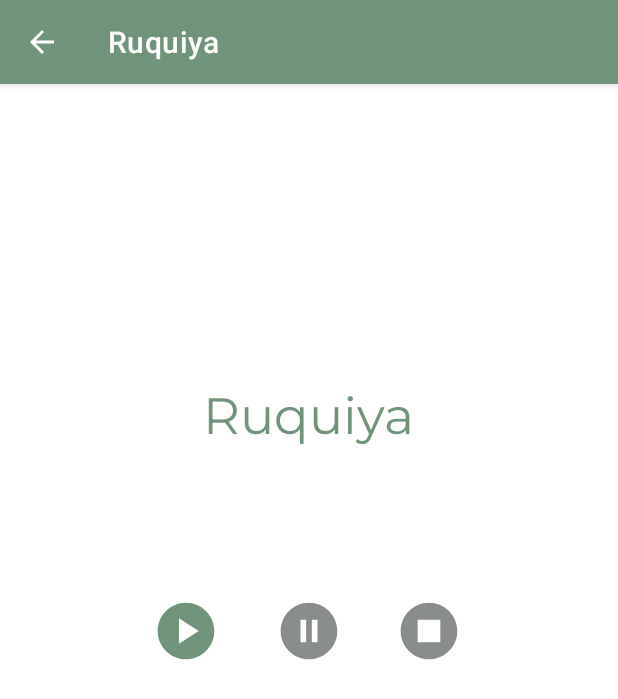
After one commit to mostafaibrahim24/dua-and-adhkar-app, an Android app: the RuquiyaActivity screen opened directly, with no data from a screen before it, on a phone screen of 412 x 824 dp. The commit adds this screen. Shown: the top 699 px of the screen. Run offline under Robolectric (Android 15) with nearby library versions, the phone set to English and light mode, and no system bars; Roboto replaces fonts that are not available here.

Commit message:
MorningAdhkar: Add full functionality of media player and sync with UI looks, Ruquiya: Finished (Blob size issue only)

```diff
--- a/app/src/main/java/com/example/duaandadhkar/MainActivity.java
+++ b/app/src/main/java/com/example/duaandadhkar/MainActivity.java
@@ -20,4 +20,9 @@ public class MainActivity extends AppCompatActivity {
         Intent intent = new Intent(this, MorningAdhkarActivity.class);
         startActivity(intent);
     }
+
+    public void launchRuquiya(View view){
+        Intent intent = new Intent(this, RuquiyaActivity.class);
+        startActivity(intent);
+    }
 }
--- a/app/src/main/res/layout/activity_main.xml
+++ b/app/src/main/res/layout/activity_main.xml
@@ -104,6 +104,7 @@
             android:layout_marginStart="8dp"
             android:layout_marginTop="12dp"
             android:backgroundTint="#00FFFFFF"
+            android:onClick="launchRuquiya"
             android:scaleType="fitCenter"
             app:layout_constraintEnd_toEndOf="parent"
             app:layout_constraintHorizontal_bias="0.932"
--- /dev/null
+++ b/app/src/main/res/layout/activity_ruquiya.xml
@@ -0,0 +1,65 @@
+<?xml version="1.0" encoding="utf-8"?>
+<androidx.constraintlayout.widget.ConstraintLayout xmlns:android="http://schemas.android.com/apk/res/android"
+    xmlns:app="http://schemas.android.com/apk/res-auto"
+    xmlns:tools="http://schemas.android.com/tools"
+    android:layout_width="match_parent"
+    android:layout_height="match_parent"
+    tools:context=".RuquiyaActivity">
+
+    <ImageButton
+        android:id="@+id/pauseButton"
+        android:layout_width="wrap_content"
+        android:layout_height="wrap_content"
+        android:layout_marginTop="332dp"
+        android:backgroundTint="#00FFFFFF"
+        android:contentDescription="Pause"
+        android:onClick="pauseAudio"
+        android:src="@drawable/baseline_pause_circle_45"
+        app:layout_constraintEnd_toEndOf="parent"
+        app:layout_constraintStart_toStartOf="parent"
+        app:layout_constraintTop_toTopOf="parent" />
+
+    <ImageButton
+        android:id="@+id/stopButton"
+        android:layout_width="wrap_content"
+        android:layout_height="wrap_content"
+        android:layout_marginTop="332dp"
+        android:backgroundTint="#00FFFFFF"
+        android:contentDescription="Stop"
+        android:onClick="stopAudio"
+        android:src="@drawable/baseline_stop_circle_45"
+        app:layout_constraintEnd_toEndOf="parent"
+        app:layout_constraintHorizontal_bias="0.733"
+        app:layout_constraintStart_toStartOf="parent"
+        app:layout_constraintTop_toTopOf="parent" />
+
+    <ImageButton
+        android:id="@+id/playButton"
+        android:layout_width="wrap_content"
+        android:layout_height="wrap_content"
+        android:layout_marginTop="332dp"
+        android:backgroundTint="#00FFFFFF"
+        android:contentDescription="Play"
+        android:onClick="playAudio"
+        android:src="@drawable/baseline_play_circle_45"
+        app:layout_constraintEnd_toEndOf="parent"
+        app:layout_constraintHorizontal_bias="0.26"
+        app:layout_constraintStart_toStartOf="parent"
+        app:layout_constraintTop_toTopOf="parent" />
+
+    <TextView
+        android:id="@+id/textViewRuquiya"
+        android:layout_width="wrap_content"
+        android:layout_height="wrap_content"
+        android:fontFamily="@font/montserrat"
+        android:text="@string/ruquiya"
+        android:textColor="@color/app_main_color"
+        android:textSize="34sp"
+        app:layout_constraintBottom_toTopOf="@+id/pauseButton"
+        app:layout_constraintEnd_toEndOf="parent"
+        app:layout_constraintHorizontal_bias="0.498"
+        app:layout_constraintStart_toStartOf="parent"
+        app:layout_constraintTop_toTopOf="parent"
+        app:layout_constraintVertical_bias="0.706" />
+
+</androidx.constraintlayout.widget.ConstraintLayout>
```
Also changed, not shown: app/src/main/AndroidManifest.xml (+11 -3 lines), app/src/main/java/com/example/duaandadhkar/MorningAdhkarActivity.java (+103 -7 lines), app/src/main/java/com/example/duaandadhkar/MyDatabaseHelper.java (added, +76 -0 lines), app/src/main/java/com/example/duaandadhkar/RuquiyaActivity.java (added, +162 -0 lines), 2 other files.
